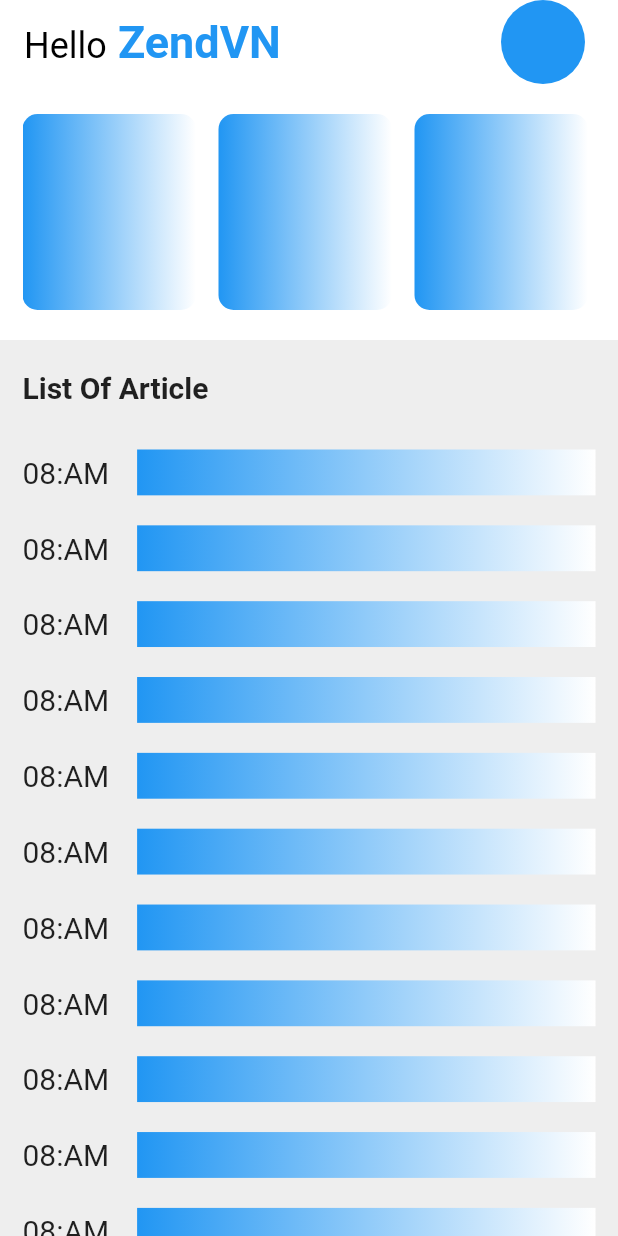
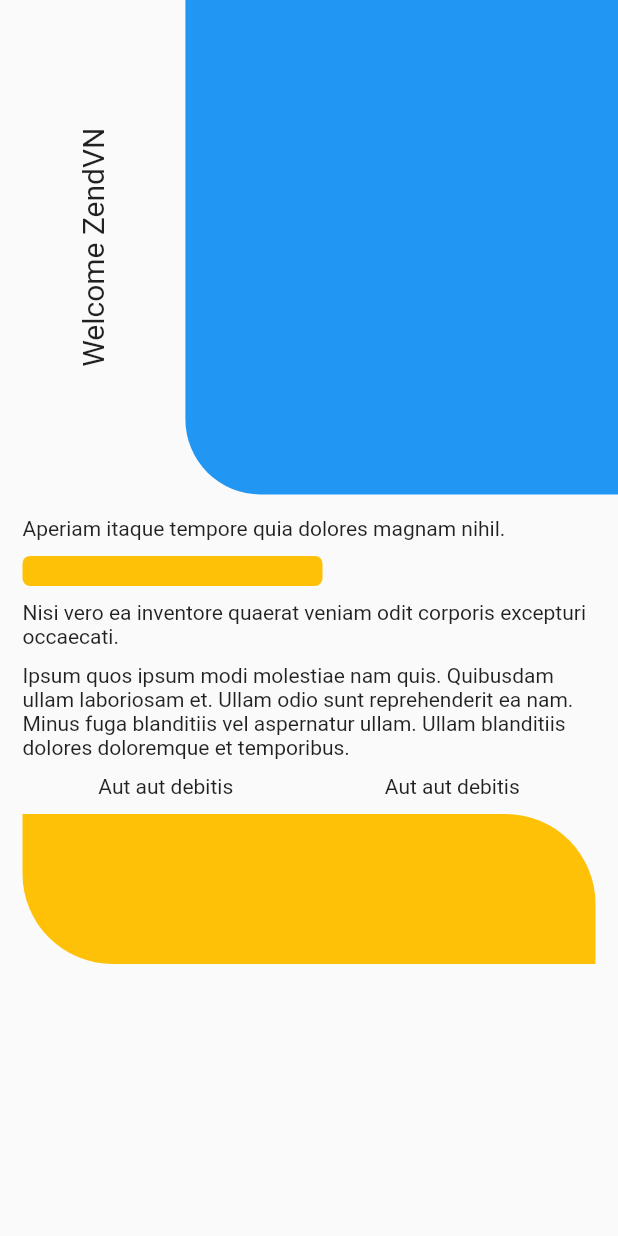
Before and after one commit to bhtri/zendvn_flutter_online, a Flutter app: the screen it shows after launch, on a phone screen of 412 x 824 dp. Run offline on Flutter 3.47's test engine with Material 2 defaults, Android fonts, the phone set to English and light mode, and no system bars.

Commit message:
🚧 bt07

```diff
--- /dev/null
+++ b/lib/page/bt07.dart
@@ -0,0 +1,94 @@
+import 'package:flutter/material.dart';
+
+class BT07 extends StatelessWidget {
+  const BT07({super.key});
+
+  @override
+  Widget build(BuildContext context) {
+    return Scaffold(
+      body: Column(
+        children: [
+          Expanded(
+            flex: 4,
+            child: Row(
+              children: [
+                const Expanded(
+                  flex: 3,
+                  child: RotatedBox(
+                    quarterTurns: -1,
+                    child: Center(
+                      child: Text(
+                        'Welcome ZendVN',
+                        style: TextStyle(
+                          fontSize: 20,
+                          fontWeight: FontWeight.normal,
+                        ),
+                      ),
+                    ),
+                  ),
+                ),
+                Expanded(
+                  flex: 7,
+                  child: Container(
+                    decoration: const BoxDecoration(
+                      color: Colors.blue,
+                      borderRadius: BorderRadius.only(
+                        bottomLeft: Radius.circular(50),
+                      ),
+                    ),
+                  ),
+                ),
+              ],
+            ),
+          ),
+          Expanded(
+            flex: 6,
+            child: Padding(
+              padding: const EdgeInsets.all(15.0),
+              child: Column(
+                crossAxisAlignment: CrossAxisAlignment.start,
+                children: [
+                  const Text('Aperiam itaque tempore quia dolores magnam nihil.'),
+                  const SizedBox(height: 10),
+                  Container(
+                    height: 20,
+                    width: 200,
+                    decoration: BoxDecoration(
+                      color: Colors.amber,
+                      borderRadius: BorderRadius.circular(5),
+                    ),
+                  ),
+                  const SizedBox(height: 10),
+                  const Text('Nisi vero ea inventore quaerat veniam odit corporis excepturi occaecati.'),
+                  const SizedBox(height: 10),
+                  const Text(
+                      'Ipsum quos ipsum modi molestiae nam quis. Quibusdam ullam laboriosam et. Ullam odio sunt reprehenderit ea nam. Minus fuga blanditiis vel aspernatur ullam. Ullam blanditiis dolores doloremque et temporibus.'),
+                  const SizedBox(height: 10),
+                  const Row(
+                    mainAxisAlignment: MainAxisAlignment.spaceAround,
+                    children: [
+                      Text('Aut aut debitis'),
+                      Text('Aut aut debitis'),
+                    ],
+                  ),
+                  const SizedBox(height: 10),
+                  Container(
+                    height: 100,
+                    width: double.infinity,
+                    decoration: const BoxDecoration(
+                      color: Colors.amber,
+                      borderRadius: BorderRadius.only(
+                        bottomLeft: Radius.circular(60),
+                        topRight: Radius.circular(60),
+                      ),
+                    ),
+                  )
+                ],
+              ),
+            ),
+          ),
+        ],
+      ),
+    );
+  }
+}
--- a/lib/page/my_app.dart
+++ b/lib/page/my_app.dart
@@ -1,11 +1,11 @@
 import 'package:flutter/material.dart';
-import 'package:zendvn_online/page/bt06.dart';
+import 'package:zendvn_online/page/bt07.dart';
 
 class MyApp extends StatelessWidget {
   const MyApp({super.key});
 
   @override
   Widget build(BuildContext context) {
-    return const BT06();
+    return const BT07();
   }
 }
```
